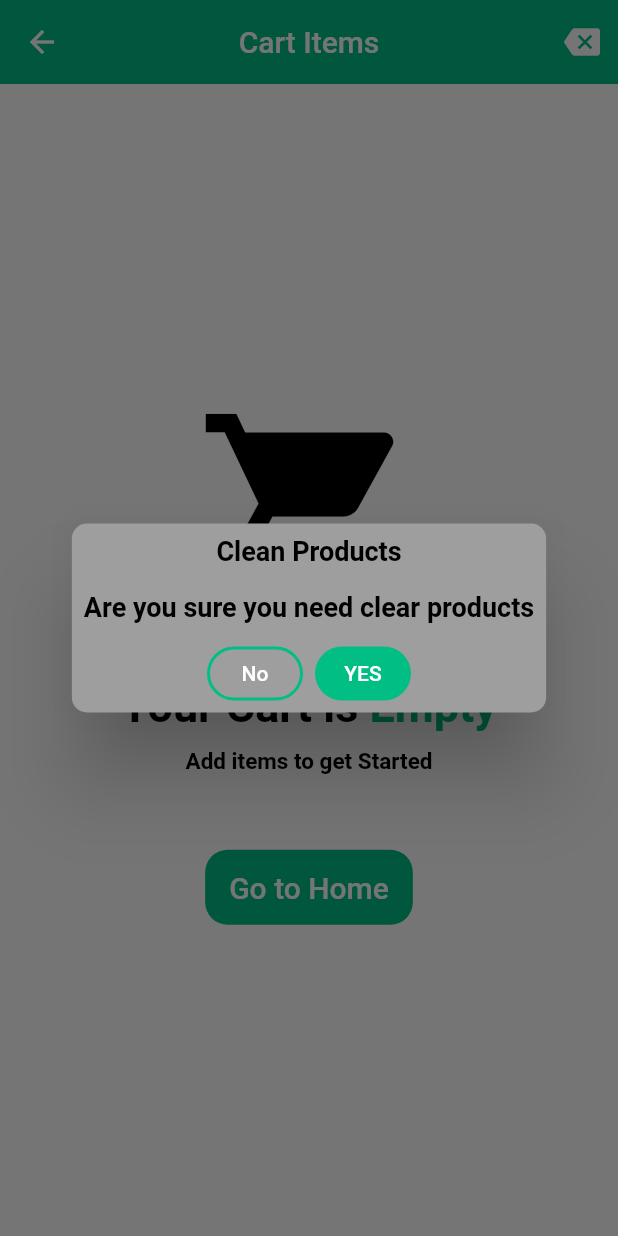
After one commit to abdallh-alnems/test_e_commerce, a Flutter app: the CartScreen screen opened by its route, after a tap on the "backspace" icon, on a phone screen of 412 x 824 dp. The commit adds this screen. Run offline on Flutter 3.47's test engine with Material 2 defaults, Android fonts, the light colour scheme and no system bars; our stand-ins replace badges, firebase_auth, firebase_core, get, get_storage, google_fonts and 1 more; missing offline and left inert: flutter_facebook_auth; accounts and stored records are empty; network calls fail.

Commit message:
cart and card

```diff
--- a/lib/logic/binding/product_binding.dart
+++ b/lib/logic/binding/product_binding.dart
@@ -1,3 +1,4 @@
+import 'package:e_commerce/logic/controller/cart_controller.dart';
 import 'package:e_commerce/logic/controller/product_controller.dart';
 import 'package:get/get.dart';
 
@@ -5,5 +6,6 @@ class ProductBinding extends Bindings {
   @override
   void dependencies() {
     Get.put(ProductController());
+    Get.lazyPut(() => CartController());
   }
 }
--- /dev/null
+++ b/lib/logic/controller/cart_controller.dart
@@ -0,0 +1,85 @@
+import 'package:e_commerce/models/product_models.dart';
+import 'package:e_commerce/routes/routes.dart';
+import 'package:e_commerce/utils/theme.dart';
+import 'package:flutter/material.dart';
+import 'package:get/get.dart';
+
+class CartController extends GetxController {
+  RxMap<dynamic, dynamic> productsMap = {}.obs;
+
+  void addProductToCart(ProductModels productModels) {
+    if (productsMap.containsKey(productModels)) {
+      productsMap[productModels] += 1;
+    } else {
+      productsMap[productModels] = 1;
+    }
+  }
+
+  void removeProductsFarmCart(ProductModels productModels) {
+    if (productsMap.containsKey(productModels) &&
+        productsMap[productModels] == 1) {
+      productsMap.removeWhere((key, value) => key == productModels);
+    } else {
+      productsMap[productModels] -= 1;
+    }
+  }
+
+  void removeOneProduct(ProductModels productModels) {
+    productsMap.removeWhere((key, value) => key == productModels);
+  }
+
+ void clearAllProducts() {
+    Get.defaultDialog(
+      title: "Clean Products",
+      titleStyle: const TextStyle(
+        fontSize: 18,
+        color: Colors.black,
+        fontWeight: FontWeight.bold,
+      ),
+      middleText: 'Are you sure you need clear products',
+      middleTextStyle: const TextStyle(
+        fontSize: 18,
+        color: Colors.black,
+        fontWeight: FontWeight.bold,
+      ),
+      backgroundColor: Colors.grey,
+      radius: 10,
+      textCancel: " No ",
+      cancelTextColor: Colors.white,
+      textConfirm: " YES ",
+      confirmTextColor: Colors.white,
+      onCancel: () {
+        Get.toNamed(Routes.cartScreen);
+      },
+      onConfirm: () {
+        productsMap.clear();
+        Get.back();
+      },
+      buttonColor: Get.isDarkMode ? pinkClr : mainColor,
+    );
+  }
+
+  get productSubTotal =>
+      productsMap.entries.map((e) => e.key.price * e.value).toList();
+
+  get total => productsMap.entries
+      .map((e) => e.key.price * e.value)
+      .toList()
+      .reduce((value, element) => value + element)
+      .toStringAsFixed(2);
+
+
+
+
+
+        int quantity() {
+    if (productsMap.isEmpty) {
+      return 0;
+    } else {
+      return productsMap.entries
+          .map((e) => e.value)
+          .toList()
+          .reduce((value, element) => value + element);
+    }
+  }
+}
--- a/lib/routes/routes.dart
+++ b/lib/routes/routes.dart
@@ -1,6 +1,7 @@
 import 'package:e_commerce/logic/binding/auth_binding.dart';
 import 'package:e_commerce/logic/binding/main_binding.dart';
 import 'package:e_commerce/logic/binding/product_binding.dart';
+import 'package:e_commerce/view/screens/cart_screen.dart';
 import 'package:e_commerce/view/screens/auth/forget_password.dart';
 import 'package:e_commerce/view/screens/auth/login_screen.dart';
 import 'package:e_commerce/view/screens/auth/signup_screen.dart';
@@ -39,9 +40,18 @@ class AppRoutes {
       page: () => MainScreen(),
       bindings: [
         AuthBinding(),
-      MainBinding(),
-      ProductBinding(),
+        MainBinding(),
+        ProductBinding(),
       ],
+    ),
+
+    GetPage(
+      name: Routes.cartScreen,
+      page: () => CartScreen(),
+      bindings:[
+        AuthBinding(),
+        ProductBinding()
+      ] ,
     ),
   ];
 }
@@ -52,4 +62,5 @@ class Routes {
   static const signUpScreen = '/signUpScreen';
   static const forgetPasswordScreen = '/forgetPasswordScreen';
   static const mainScreen = '/mainScreen';
+  static const cartScreen = '/cartScreen';
 }
--- /dev/null
+++ b/lib/view/screens/cart_screen.dart
@@ -0,0 +1,71 @@
+// ignore_for_file: deprecated_member_use
+
+import 'package:e_commerce/logic/controller/cart_controller.dart';
+import 'package:e_commerce/utils/theme.dart';
+import 'package:e_commerce/view/widgets/cart/cart_product_card.dart';
+import 'package:e_commerce/view/widgets/cart/cart_total.dart';
+import 'package:e_commerce/view/widgets/cart/empty_cart.dart';
+import 'package:flutter/material.dart';
+import 'package:get/get.dart';
+
+class CartScreen extends StatelessWidget {
+  CartScreen({super.key});
+  final controller = Get.find<CartController>();
+  @override
+  Widget build(BuildContext context) {
+    return SafeArea(
+      child: Scaffold(
+        backgroundColor: context.theme.backgroundColor,
+        appBar: AppBar(
+          title: const Text('Cart Items'),
+          elevation: 0,
+          backgroundColor: Get.isDarkMode ? darkGreyClr : mainColor,
+          actions: [
+            IconButton(
+                onPressed: () {
+                  controller.clearAllProducts();
+                },
+                icon: const Icon(Icons.backspace))
+          ],
+          centerTitle: true,
+        ),
+        body: Obx(
+          () {
+            if (controller.productsMap.isEmpty) {
+              return const EmptyCart();
+            } else {
+              return SingleChildScrollView(
+                child: Column(
+                  children: [
+                    SizedBox(
+                      height: 600,
+                      child: ListView.separated(
+                        itemBuilder: (context, index) {
+                          return CartProductCard(
+                            index: index,
+                            productModels:
+                                controller.productsMap.keys.toList()[index],
+                            quantity:
+                                controller.productsMap.values.toList()[index],
+                          );
+                        },
+                        separatorBuilder: (context, index) => const SizedBox(
+                          height: 20,
+                        ),
+                        itemCount: controller.productsMap.length,
+                      ),
+                    ),
+                    Padding(
+                      padding: const EdgeInsets.only(bottom: 30),
+                      child: CartTotal(),
+                    ),
+                  ],
+                ),
+              );
+            }
+          },
+        ),
+      ),
+    );
+  }
+}
--- /dev/null
+++ b/lib/view/widgets/cart/empty_cart.dart
@@ -0,0 +1,88 @@
+import 'package:e_commerce/routes/routes.dart';
+import 'package:e_commerce/utils/theme.dart';
+import 'package:flutter/material.dart';
+import 'package:get/get.dart';
+
+class EmptyCart extends StatelessWidget {
+  const EmptyCart({super.key});
+
+  @override
+  Widget build(BuildContext context) {
+    return Center(
+      child: Column(
+        mainAxisAlignment: MainAxisAlignment.center,
+        children: [
+          Icon(
+            Icons.shopping_cart,
+            size: 150,
+            color: Get.isDarkMode ? Colors.white : Colors.black,
+          ),
+          const SizedBox(
+            height: 40,
+          ),
+          RichText(
+            text: TextSpan(
+              children: [
+                TextSpan(
+                  text: "Your Cart is ",
+                  style: TextStyle(
+                    color: Get.isDarkMode ? Colors.white : Colors.black,
+                    fontSize: 30,
+                    fontWeight: FontWeight.bold,
+                  ),
+                ),
+                TextSpan(
+                  text: "Empty",
+                  style: TextStyle(
+                    color: Get.isDarkMode ? pinkClr : mainColor,
+                    fontSize: 30,
+                    fontWeight: FontWeight.bold,
+                  ),
+                ),
+              ]
+            ),
+          ),
+          const SizedBox(
+            height: 10,
+          ),
+             Text(
+            "Add items to get Started",
+            style: TextStyle(
+              color: Get.isDarkMode ? Colors.white : Colors.black,
+              fontSize: 15,
+              fontWeight: FontWeight.bold,
+            ),
+          ),
+          const SizedBox(
+            height: 50,
+          ),
+
+            SizedBox(
+            height: 50,
+            child: ElevatedButton(
+              style: ElevatedButton.styleFrom(
+                shape: RoundedRectangleBorder(
+                  borderRadius: BorderRadius.circular(15),
+                ),
+                elevation: 0,
+                backgroundColor: Get.isDarkMode ? pinkClr : mainColor,
+              ),
+              onPressed: () {
+                Get.toNamed(Routes.mainScreen);
+              },
+              child: const Text(
+                'Go to Home',
+                style: TextStyle(
+                  fontSize: 20,
+                  color: Colors.white,
+                ),
+              ),
+            ),
+          ),
+
+              ]
+
+      ),
+    );
+  }
+}
--- a/lib/view/widgets/home/card_items.dart
+++ b/lib/view/widgets/home/card_items.dart
@@ -1,4 +1,6 @@
+import 'package:e_commerce/logic/controller/cart_controller.dart';
 import 'package:e_commerce/logic/controller/product_controller.dart';
+import 'package:e_commerce/models/product_models.dart';
 import 'package:e_commerce/utils/theme.dart';
 import 'package:e_commerce/view/widgets/text_utils.dart';
 import 'package:flutter/material.dart';
@@ -7,6 +9,7 @@ import 'package:get/get.dart';
 class CardItems extends StatelessWidget {
   CardItems({super.key});
   final controller = Get.find<ProductController>();
+  final cartController = Get.find<CartController>();
 
   @override
   Widget build(BuildContext context) {
@@ -32,6 +35,7 @@ class CardItems extends StatelessWidget {
                 price: controller.productList[index].price,
                 rate: controller.productList[index].rating.rate,
                 productId: controller.productList[index].id,
+                productModels : controller.productList[index],
               );
             },
           ),
@@ -45,6 +49,7 @@ class CardItems extends StatelessWidget {
     required double price,
     required double rate,
     required int productId,
+    required ProductModels productModels,
   }) {
     return Padding(
       padding: const EdgeInsets.all(5),
@@ -79,9 +84,11 @@ class CardItems extends StatelessWidget {
                           ),
                   ),
                   IconButton(
-                    onPressed: () {},
+                    onPressed: () {
+                      cartController.addProductToCart(productModels);
+                    },
                     icon: const Icon(
-                      Icons.add,
+                      Icons.shopping_cart,
                       color: Colors.black,
                     ),
                   ),
```
Also changed, not shown: lib/view/screens/main_screen.dart (+24 -8 lines), lib/view/widgets/cart/cart_product_card.dart (added, +129 -0 lines), lib/view/widgets/cart/cart_total.dart (added, +82 -0 lines), pubspec.yaml (+7 -22 lines), pubspec.lock.
